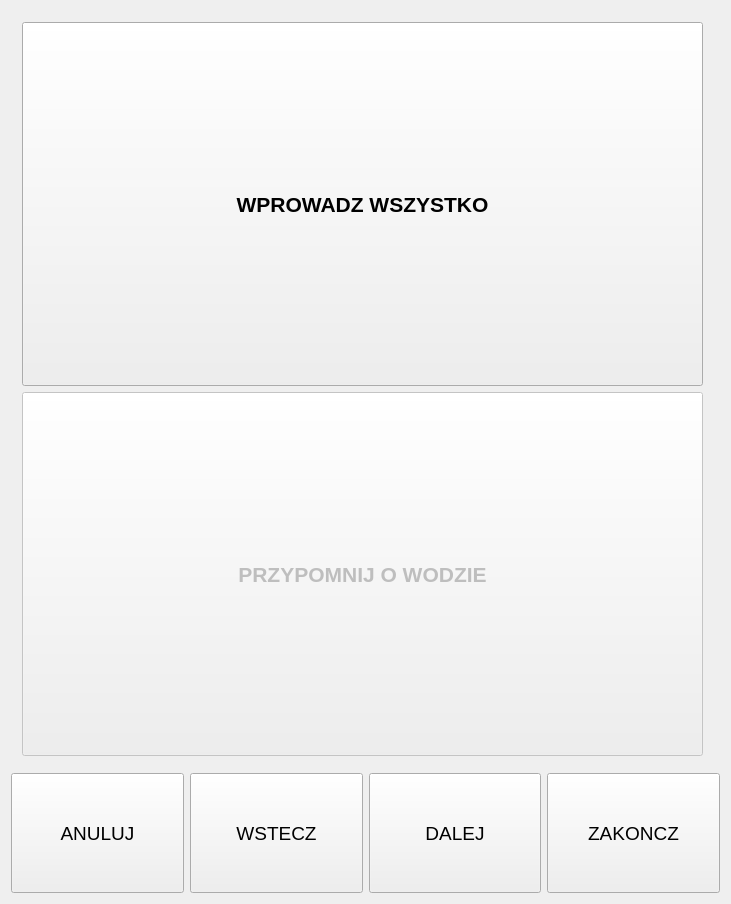
Grzegorzwww/ddzch, file mainwindow.ui: the form before one commit.
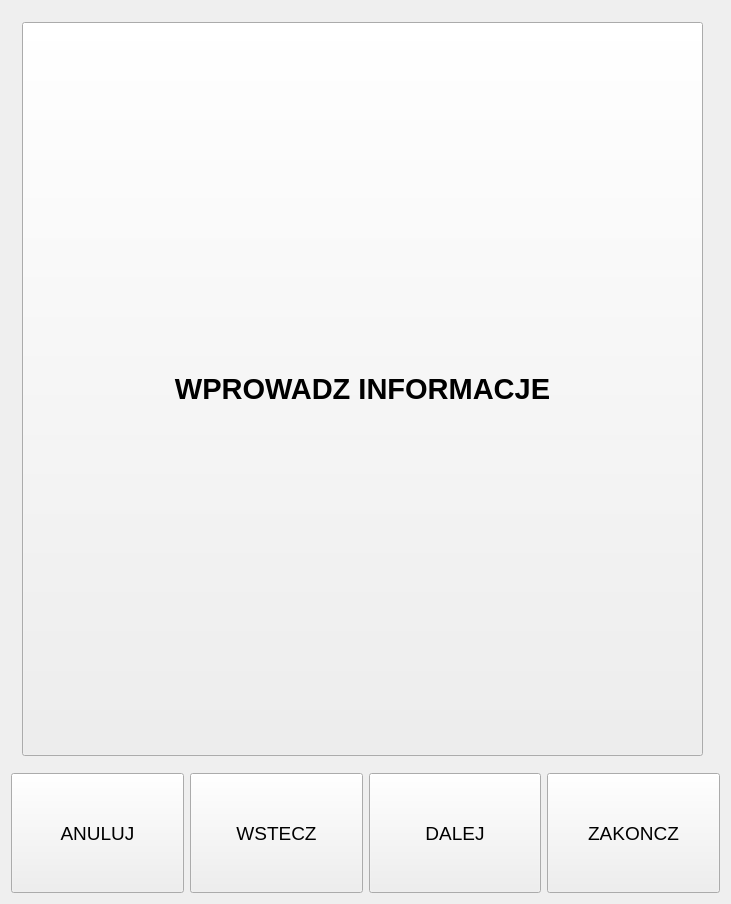
The form after the commit. The open tabs and pages were chosen to show the change.

What changed in the file:
```diff
--- a/mainwindow.ui
+++ b/mainwindow.ui
@@ -129,27 +129,6 @@
       </property>
       <widget class="QWidget" name="page">
        <layout class="QGridLayout" name="gridLayout_2">
-        <item row="1" column="0">
-         <widget class="QPushButton" name="pushButton_4">
-          <property name="enabled">
-           <bool>false</bool>
-          </property>
-          <property name="sizePolicy">
-           <sizepolicy hsizetype="Expanding" vsizetype="Expanding">
-            <horstretch>0</horstretch>
-            <verstretch>0</verstretch>
-           </sizepolicy>
-          </property>
-          <property name="font">
-           <font>
-            <pointsize>16</pointsize>
-           </font>
-          </property>
-          <property name="text">
-           <string>PRZYPOMNIJ O WODZIE</string>
-          </property>
-         </widget>
-        </item>
         <item row="0" column="0">
          <widget class="QPushButton" name="pushButton_3">
           <property name="sizePolicy">
@@ -160,11 +139,11 @@
           </property>
           <property name="font">
            <font>
-            <pointsize>16</pointsize>
+            <pointsize>22</pointsize>
            </font>
           </property>
           <property name="text">
-           <string>WPROWADZ WSZYSTKO</string>
+           <string>WPROWADZ INFORMACJE</string>
           </property>
          </widget>
         </item>
```
Left out of the diff: 27 changed lines with no effect on the pictures.
